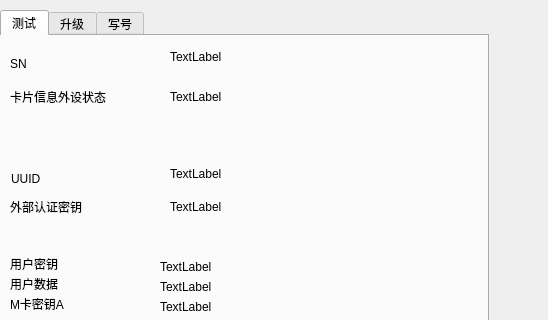
Qt form UI/_00login.ui (dissor/can-tool-for-a520) before a commit; both pictures show x 92 to 640 and y 0 to 320 of the 640 by 481 pixel window.
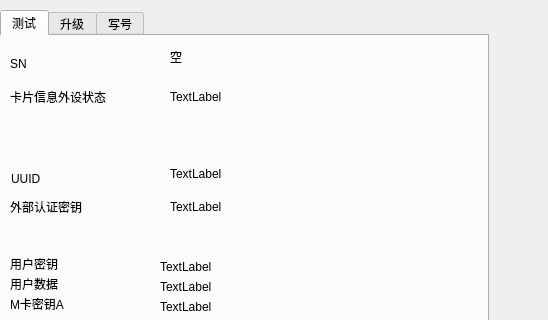
The same form after that commit.

Commit message: 添加接收ID

The edit to the form file:
```diff
--- a/UI/_00login.ui
+++ b/UI/_00login.ui
@@ -420,7 +420,7 @@
       </rect>
      </property>
      <property name="text">
-      <string>TextLabel</string>
+      <string>空</string>
      </property>
     </widget>
     <widget class="QLabel" name="lb_state">
```
The commit also changes 2 other files.
